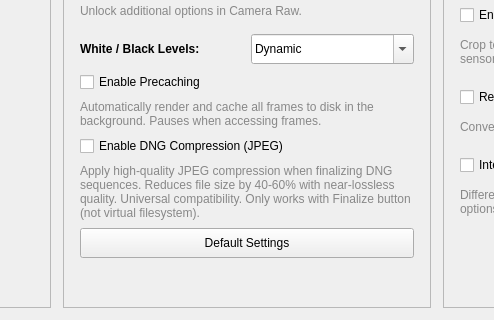
First picture: the form in ui/mainwindow.ui, repository LeonardSander/motioncam-fs, before the edit; both pictures show x 697 to 1191 and y 420 to 740 of the 1520 by 740 pixel window.
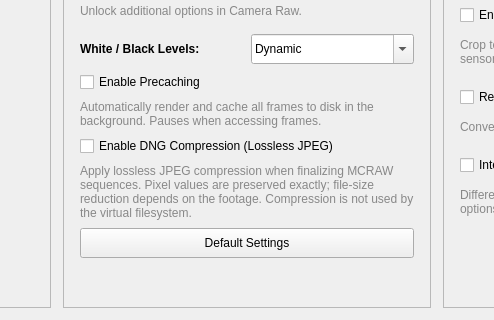
Second picture: the form after the edit.

Commit message: fix: complete render finalization and lossless DNG workflow

```diff
--- a/ui/mainwindow.ui
+++ b/ui/mainwindow.ui
@@ -586,7 +586,7 @@
          <item>
           <widget class="QCheckBox" name="dngCompressionCheckBox">
            <property name="text">
-            <string>Enable DNG Compression (JPEG)</string>
+            <string>Enable DNG Compression (Lossless JPEG)</string>
            </property>
            <property name="checked">
             <bool>false</bool>
@@ -596,7 +596,7 @@
          <item>
           <widget class="QLabel" name="compressionLabel">
            <property name="text">
-            <string>&lt;html&gt;&lt;head/&gt;&lt;body&gt;&lt;p&gt;&lt;span style=&quot; font-size:9pt; color:#888888;&quot;&gt;Apply high-quality JPEG compression when finalizing DNG sequences. Reduces file size by 40-60% with near-lossless quality. Universal compatibility. Only works with Finalize button (not virtual filesystem).&lt;/span&gt;&lt;/p&gt;&lt;/body&gt;&lt;/html&gt;</string>
+            <string>&lt;html&gt;&lt;head/&gt;&lt;body&gt;&lt;p&gt;&lt;span style=&quot; font-size:9pt; color:#888888;&quot;&gt;Apply lossless JPEG compression when finalizing MCRAW sequences. Pixel values are preserved exactly; file-size reduction depends on the footage. Compression is not used by the virtual filesystem.&lt;/span&gt;&lt;/p&gt;&lt;/body&gt;&lt;/html&gt;</string>
            </property>
            <property name="wordWrap">
             <bool>true</bool>
```
The commit also changes 15 other files.
